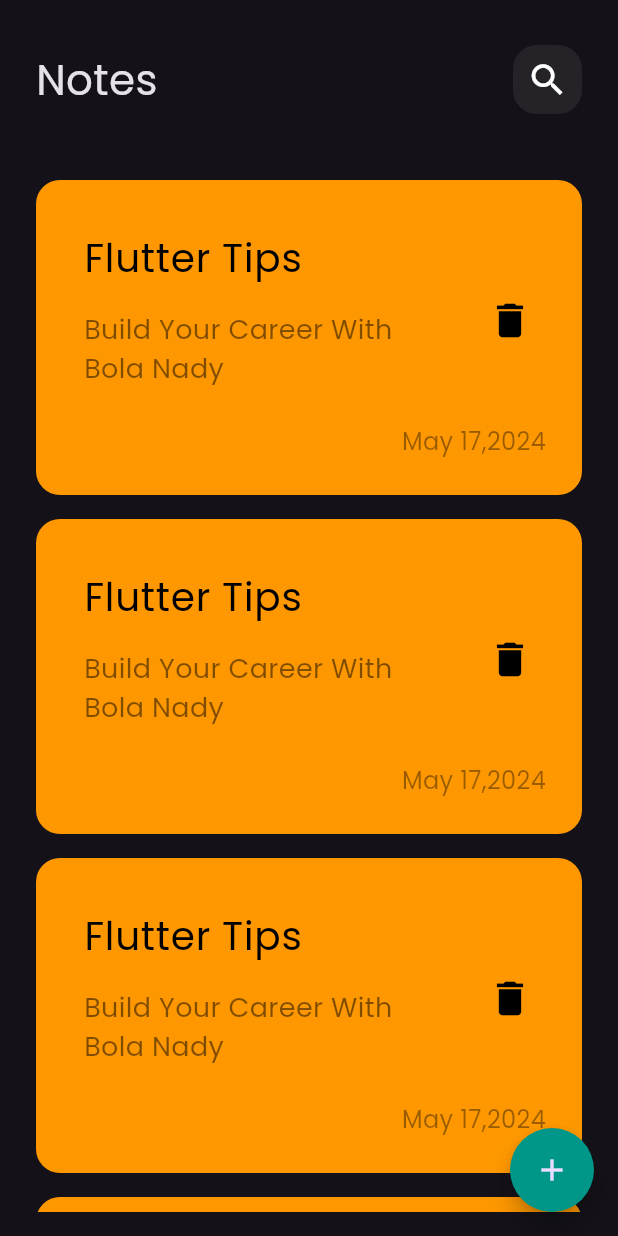
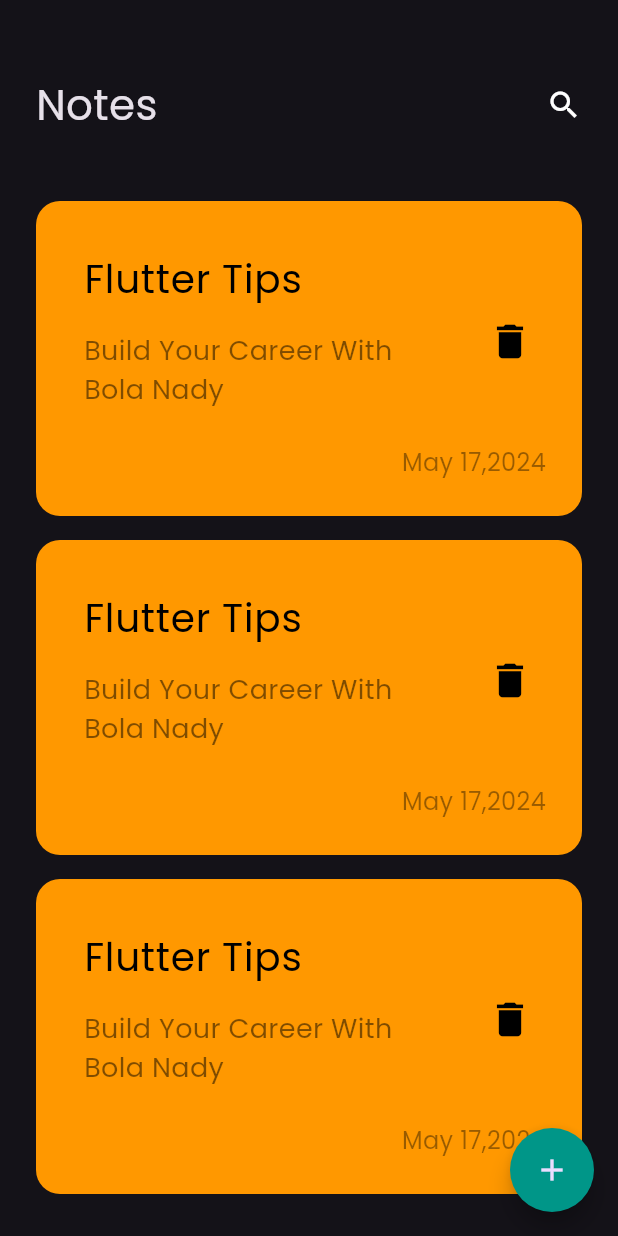
Before and after one commit to Bola30/Notes-Application, a Flutter app: the screen it shows after launch, on a phone screen of 412 x 824 dp. Run offline on Flutter 3.47's test engine with Material 3 defaults, Android fonts, the phone set to English and light mode, and no system bars.

Commit message:
Add Coustem AppBar To Edit Notw View

```diff
--- a/lib/views/Coustem_Appbar.dart
+++ b/lib/views/Coustem_Appbar.dart
@@ -1,19 +1,22 @@
 import 'package:flutter/material.dart';
-import 'package:notes_application/views/widgets/Serche_Icon.dart';
 
 class CoustemAppBar extends StatelessWidget {
-  const CoustemAppBar({super.key});
+  const CoustemAppBar({super.key, required this.titel, required this.icon});
+
+ final String titel;
+  final IconData icon;
+
 
   @override
   Widget build(BuildContext context) {
-    return const Row(
+    return  Row(
       children: [
         Text(
-          "Notes",
+          titel,
           style: TextStyle(fontSize: 28),
         ),
         Spacer(),
-        CoustemSercheIcon(),
+        Icon(icon),
       ],
     );
   }
--- a/lib/views/widgets/Notes_body.dart
+++ b/lib/views/widgets/Notes_body.dart
@@ -12,9 +12,9 @@ class Notesbody extends StatelessWidget {
       child: Column(
         children: [
           SizedBox(
-            height: 30,
+            height: 50,
           ),
-          CoustemAppBar(),
+          CoustemAppBar(titel: 'Notes', icon: Icons.search,),
           SizedBox(height: 20,),
           Expanded(child: NotesListView()),
         ],
--- a/lib/views/widgets/Serche_Icon.dart
+++ /dev/null
@@ -1,18 +0,0 @@
-import 'package:flutter/material.dart';
-
-class CoustemSercheIcon extends StatelessWidget {
-  const CoustemSercheIcon({super.key});
-
-  @override
-  Widget build(BuildContext context) {
-    return Container(
-      height: 46,
-      width: 46,
-      decoration: BoxDecoration(color: Colors.white.withOpacity(0.07) ,
-      borderRadius: BorderRadius.circular(16)),
-      child: const Center(
-        child: Icon(Icons.search , size: 28,),
-      ),
-    );
-  }
-}
```
Also changed, not shown: lib/views/widgets/Coustem_Icon.dart (added, +26 -0 lines), lib/views/widgets/Edit_Note_View_Body.dart (+12 -1 lines).
